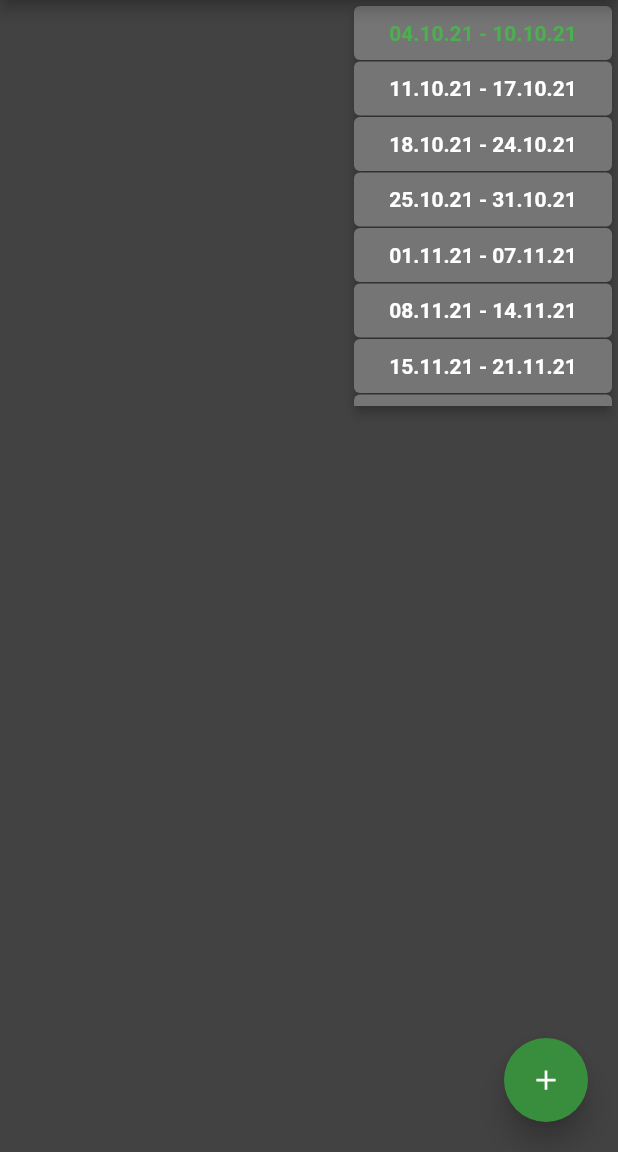
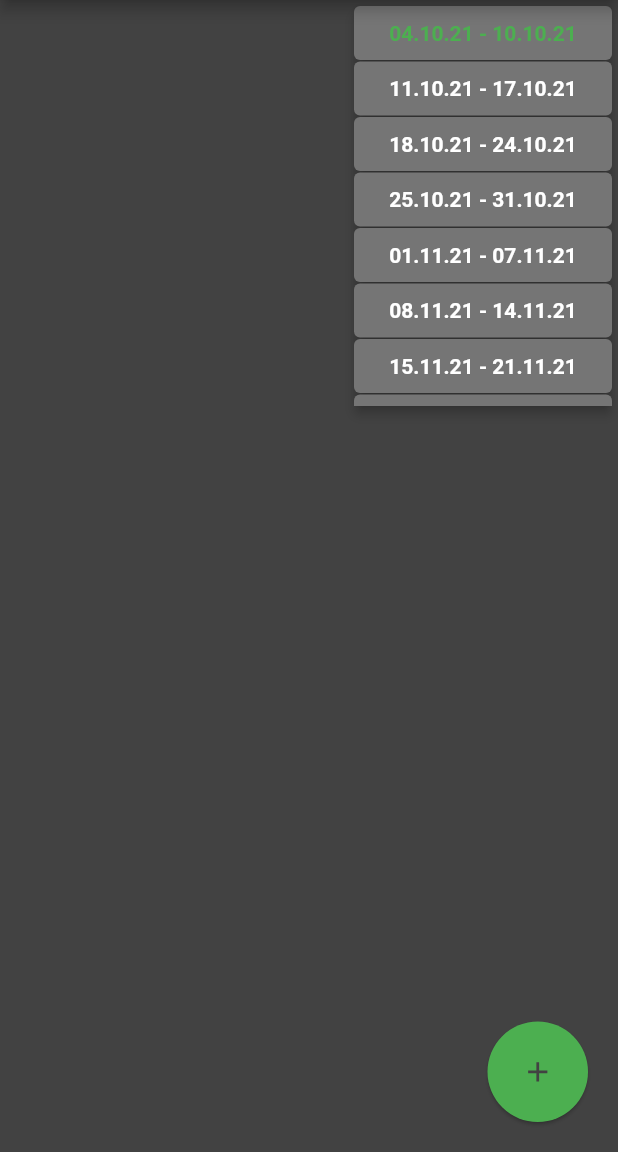
Before and after one commit to clarnjan/HabitsAndGoals, a Flutter app: the screen it shows after launch, after a tap on the "arrow drop down" icon, on a phone screen of 412 x 824 dp, the part 84-1236 px from its top. Run offline on Flutter 3.47's test engine with Material 2 defaults, Android fonts, the phone set to English and light mode, and no system bars; drawn by our look-alikes of flutter_speed_dial; our stand-ins replace numberpicker, sqflite; accounts and stored records are empty.

Commit message:
change styles

```diff
--- a/lib/Widgets/DialogButtons.dart
+++ b/lib/Widgets/DialogButtons.dart
@@ -18,7 +18,7 @@ class DialogButtons extends StatelessWidget {
         TextButton(
           child: Text(
             cancelText,
-            style: TextStyle(fontSize: 20, color: Colors.green.shade700),
+            style: TextStyle(fontSize: 20, color: Colors.green),
           ),
           onPressed: () async {
             Navigator.of(context).pop();
@@ -30,7 +30,7 @@ class DialogButtons extends StatelessWidget {
         TextButton(
             child: Text(
               submitText,
-              style: TextStyle(fontSize: 20, color: Colors.green.shade700),
+              style: TextStyle(fontSize: 20, color: Colors.green),
             ),
             onPressed: () {
               submitFunction();
--- a/lib/Widgets/Habit widgets/HabitCard.dart
+++ b/lib/Widgets/Habit widgets/HabitCard.dart
@@ -60,7 +60,7 @@ class _HabitCardState extends State<HabitCard> {
         ),
         decoration: BoxDecoration(
           borderRadius: BorderRadius.circular(10),
-          color: isSelected ? Colors.green.shade700 : Colors.grey.shade600,
+          color: isSelected ? Colors.green : Colors.grey.shade600,
         ),
         constraints: BoxConstraints(minHeight: 70),
         child: isLoading
--- a/lib/Widgets/Week widgets/WeekDetails.dart
+++ b/lib/Widgets/Week widgets/WeekDetails.dart
@@ -170,17 +170,22 @@ class _WeekDetailsState extends State<WeekDetails> {
                   overlayOpacity: 0.5,
                   onOpen: () => print('OPENING DIAL'),
                   onClose: () => print('DIAL CLOSED'),
-                  backgroundColor: Colors.green.shade700,
-                  foregroundColor: Colors.white,
-                  elevation: 8.0,
+                  backgroundColor: Colors.green,
+                  foregroundColor: Colors.grey.shade800,
+                  elevation: 1.0,
+                  buttonSize: 67,
+                  childrenButtonSize: 60,
+                  spaceBetweenChildren: 10,
                   shape: CircleBorder(),
                   children: [
                     SpeedDialChild(
                       child: Icon(Icons.checklist_rtl),
-                      backgroundColor: Colors.blue.shade700,
+                      backgroundColor: Colors.blue.shade600,
+                      foregroundColor: Colors.grey.shade800,
                       labelWidget: LabelWidget(
                         text: "Habit",
-                        color: Colors.blue.shade700,
+                        backgroundColor: Colors.blue.shade600,
+                        color: Colors.grey.shade800,
                       ),
                       onTap: () async {
                         await showDialog(
@@ -195,10 +200,12 @@ class _WeekDetailsState extends State<WeekDetails> {
                     ),
                     SpeedDialChild(
                       child: Icon(Icons.task),
-                      backgroundColor: Colors.orange.shade700,
+                      backgroundColor: Colors.amber.shade800,
+                      foregroundColor: Colors.grey.shade800,
                       labelWidget: LabelWidget(
                         text: "Task",
-                        color: Colors.orange.shade700,
+                        backgroundColor: Colors.amber.shade800,
+                        color: Colors.grey.shade800,
                       ),
                       onTap: () async {
                         await showDialog(
```
Also changed, not shown: lib/Widgets/CardList.dart (+13 -6 lines), lib/Widgets/LabelWidget.dart (+4 -5 lines), lib/Widgets/WeeklyHabitCard.dart (+31 -13 lines).
